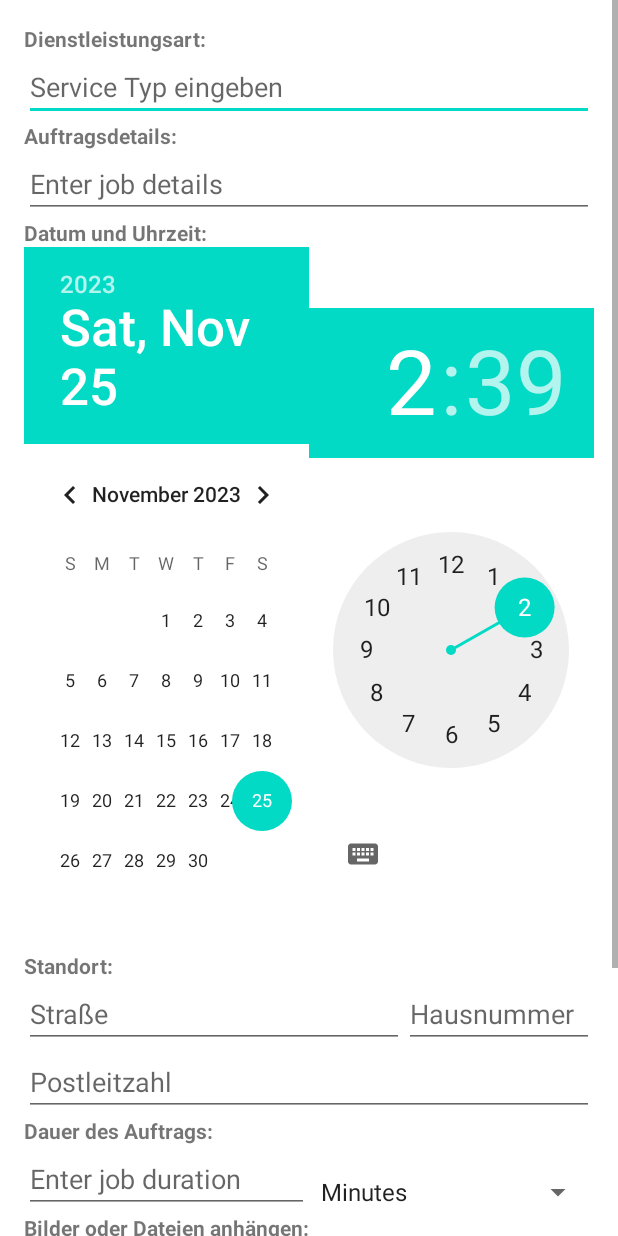
After one commit to pagr1011/EasyTaskApp, an Android app: the layout popup_create_task.xml on its own in the app's theme, with its tools: preview values and no code run, on a phone screen of 412 x 824 dp. The commit adds this screen. Run offline under Robolectric (Android 15) with nearby library versions, the phone set to English and light mode, and no system bars.

Commit message:
db zugriff

```diff
--- /dev/null
+++ b/app/src/main/res/layout/popup_create_task.xml
@@ -0,0 +1,180 @@
+<!-- popup_create_task.xml -->
+<ScrollView
+    xmlns:android="http://schemas.android.com/apk/res/android"
+    android:layout_width="match_parent"
+    android:layout_height="match_parent">
+<LinearLayout
+    android:id="@+id/popup_create_task_layout"
+    android:layout_width="match_parent"
+    android:layout_height="wrap_content"
+    android:orientation="vertical"
+    android:padding="16dp">
+
+    <TextView
+        android:layout_width="match_parent"
+        android:layout_height="wrap_content"
+        android:text="@string/dienstleistungsart"
+        android:textStyle="bold"/>
+
+    <EditText
+        android:id="@+id/editTextServiceType"
+        android:layout_width="match_parent"
+        android:layout_height="wrap_content"
+        android:hint="@string/service_typ_eingeben"
+        android:autofillHints=""
+        android:inputType="" />
+
+    <TextView
+        android:layout_width="match_parent"
+        android:layout_height="wrap_content"
+        android:text="Auftragsdetails:"
+        android:textStyle="bold"/>
+
+    <EditText
+        android:id="@+id/editTextJobDetails"
+        android:layout_width="match_parent"
+        android:layout_height="wrap_content"
+        android:hint="Enter job details"/>
+
+    <TextView
+        android:layout_width="match_parent"
+        android:layout_height="wrap_content"
+        android:text="Datum und Uhrzeit:"
+        android:textStyle="bold"/>
+
+    <LinearLayout
+        android:layout_width="match_parent"
+        android:layout_height="wrap_content"
+        android:orientation="horizontal">
+
+        <DatePicker
+            android:id="@+id/datePicker"
+            android:layout_width="0dp"
+            android:layout_weight="1"
+            android:layout_height="wrap_content"
+            android:layout_gravity="center"/>
+
+        <TimePicker
+            android:id="@+id/timePicker"
+            android:layout_width="0dp"
+            android:layout_weight="1"
+            android:layout_height="wrap_content"
+            android:layout_gravity="center"/>
+    </LinearLayout>
+
+    <TextView
+        android:layout_width="match_parent"
+        android:layout_height="wrap_content"
+        android:text="Standort:"
+        android:textStyle="bold"/>
+    <LinearLayout
+        android:layout_width="match_parent"
+        android:layout_height="wrap_content"
+        android:orientation="horizontal">
+
+        <EditText
+            android:id="@+id/editTextStreet"
+            android:layout_width="0dp"
+            android:layout_weight="2"
+            android:layout_height="wrap_content"
+            android:hint="Straße"/>
+
+        <EditText
+            android:id="@+id/editTextHouseNumber"
+            android:layout_width="0dp"
+            android:layout_weight="1"
+            android:layout_height="wrap_content"
+            android:hint="Hausnummer"/>
+
+    </LinearLayout>
+
+    <EditText
+        android:id="@+id/editTextZipCode"
+        android:layout_width="match_parent"
+        android:layout_height="wrap_content"
+        android:hint="Postleitzahl"/>
+
+    <TextView
+        android:layout_width="match_parent"
+        android:layout_height="wrap_content"
+        android:text="Dauer des Auftrags:"
+        android:textStyle="bold"/>
+    <LinearLayout
+        android:layout_width="match_parent"
+        android:layout_height="wrap_content"
+        android:orientation="horizontal">
+
+        <EditText
+            android:id="@+id/editTextDuration"
+            android:layout_width="0dp"
+            android:layout_weight="1"
+            android:layout_height="wrap_content"
+            android:hint="Enter job duration"/>
+
+        <Spinner
+            android:id="@+id/spinnerDurationUnit"
+            android:layout_width="0dp"
+            android:layout_weight="1"
+            android:layout_height="wrap_content"
+            android:layout_marginTop="8dp"
+            android:entries="@array/duration_units" />
+    </LinearLayout>
+
+
+    <TextView
+        android:layout_width="match_parent"
+        android:layout_height="wrap_content"
+        android:text="Bilder oder Dateien anhängen:"
+        android:textStyle="bold"/>
+
+    <!-- Hier können Sie ein Element für die Auswahl von Bildern oder Dateien hinzufügen -->
+    <Button
+        android:id="@+id/buttonAddFiles"
+        android:layout_width="wrap_content"
+        android:layout_height="wrap_content"
+        android:text="Dateien hinzufügen"
+        android:onClick="onAddFilesClick"/>
+
+    <!-- Hier können Sie ein Element für die Auswahl von Bildern oder Dateien hinzufügen -->
+
+    <TextView
+        android:layout_width="match_parent"
+        android:layout_height="wrap_content"
+        android:text="Budget:"
+        android:textStyle="bold"/>
+    <LinearLayout
+        android:layout_width="match_parent"
+        android:layout_height="wrap_content"
+        android:orientation="horizontal">
+
+        <EditText
+            android:id="@+id/editTextBudget"
+            android:layout_width="0dp"
+            android:layout_weight="1"
+            android:layout_height="wrap_content"
+            android:hint="Enter budget"/>
+
+        <TextView
+            android:id="@+id/editTextDurationUnit"
+            android:layout_width="wrap_content"
+            android:layout_height="wrap_content"
+            android:textStyle="bold"
+            android:text="€"/> <!-- Euro symbol -->
+
+    </LinearLayout>
+
+    <Button
+        android:id="@+id/buttonSaveTask"
+        android:layout_width="wrap_content"
+        android:layout_height="wrap_content"
+        android:text="Bestätigen"
+        android:onClick="onConfirmClick"/>
+
+    <Button
+        android:id="@+id/buttonCancel"
+        android:layout_width="wrap_content"
+        android:layout_height="wrap_content"
+        android:text="Abbrechen"
+        android:onClick="onCancelClick"/>
+</LinearLayout>
+</ScrollView>
--- /dev/null
+++ b/app/src/main/res/values/arrays.xml
@@ -0,0 +1,7 @@
+<?xml version="1.0" encoding="utf-8"?>
+<resources>
+    <string-array name="duration_units">
+        <item>Minutes</item>
+        <item>Hours</item>
+    </string-array>
+</resources>
--- a/app/src/main/res/values/strings.xml
+++ b/app/src/main/res/values/strings.xml
@@ -8,4 +8,7 @@
     <string name="passwort">Passwort</string>
     <string name="loginButton">Login</string>
     <string name="easytask_name">EasyTask</string>
+    <string name="dienstleistungsart">Dienstleistungsart:</string>
+    <string name="todo">TODO</string>
+    <string name="service_typ_eingeben">Service Typ eingeben</string>
 </resources>
```
Also changed, not shown: app/src/main/java/com/app/e_business_easytask/MainActivity.java (+110 -10 lines), app/src/main/java/com/app/e_business_easytask/database/DBHelper.java (added, +41 -0 lines), app/src/main/java/com/app/e_business_easytask/database/TaskDataSource.java (added, +47 -0 lines), app/src/main/res/layout/activity_main.xml (+6 -5 lines).
